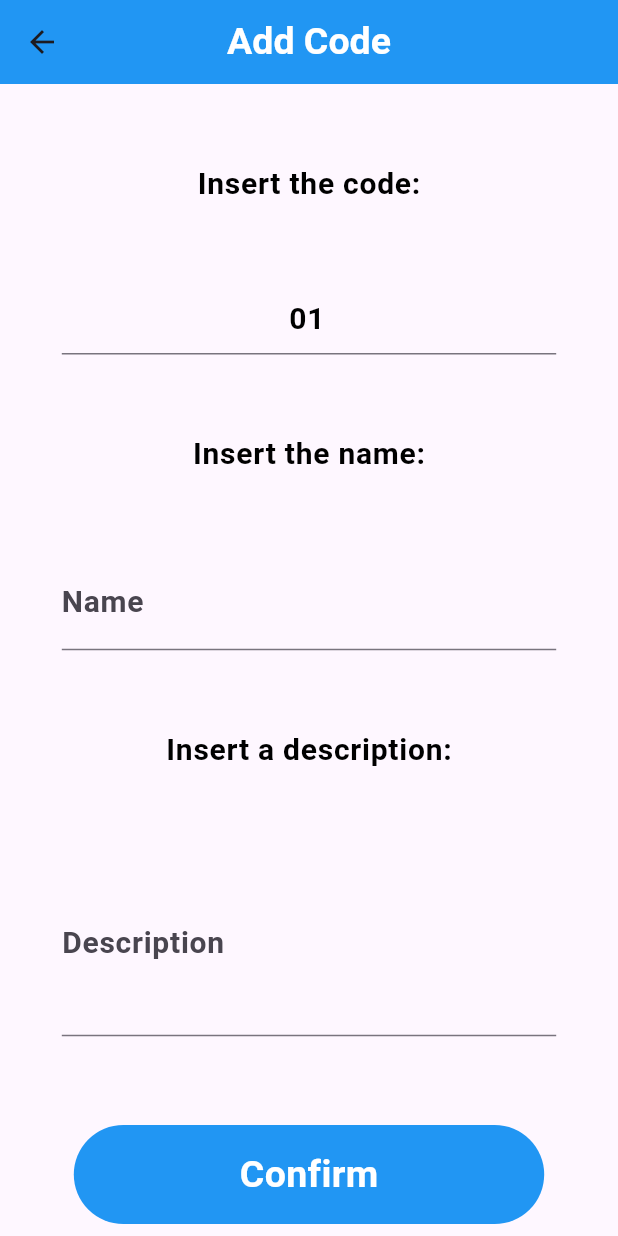
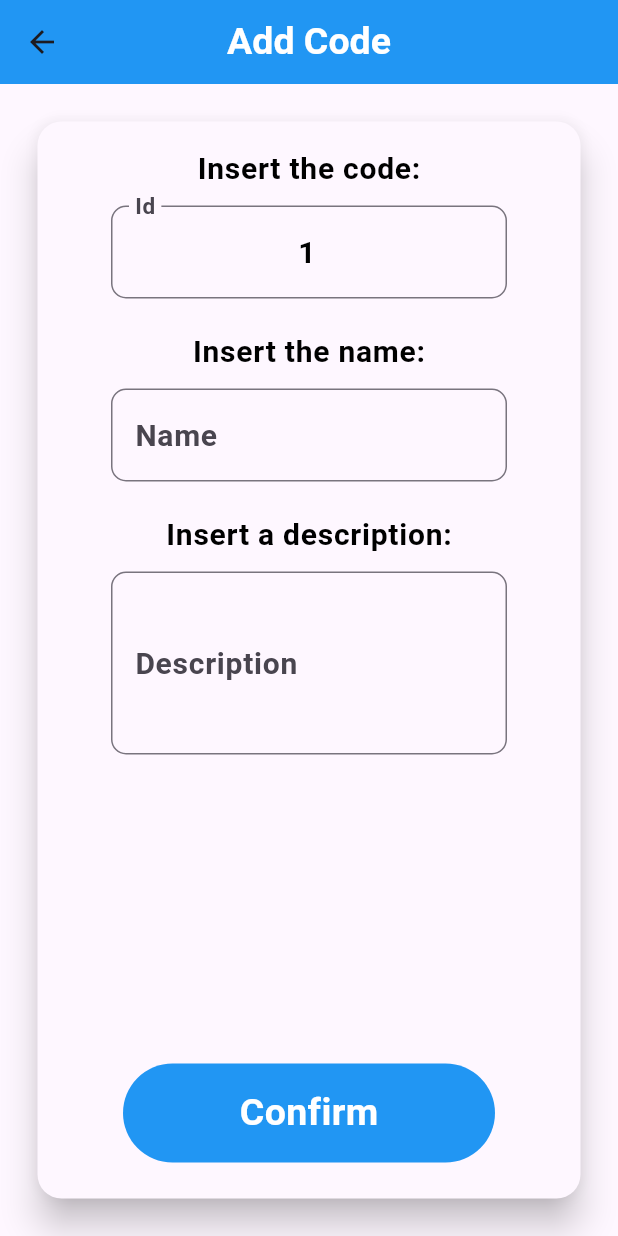
Before and after one commit to Mattia-Sacchi/CasaFruit-ScalesCodes, a Flutter app: the AddScreen screen opened directly, on a phone screen of 412 x 824 dp. Run offline on Flutter 3.47's test engine with Material 3 defaults, Android fonts, the phone set to English and light mode, and no system bars; our stand-ins replace sqflite; accounts and stored records are empty; network calls fail.

```diff
--- a/lib/screens/add_screen.dart
+++ b/lib/screens/add_screen.dart
@@ -61,6 +61,8 @@ class _AddScreenState extends State<AddScreen> {
     }
   }
 
+  final double _spaceBetween = 10;
+
   @override
   Widget build(BuildContext context) {
     return Scaffold(
@@ -73,33 +75,42 @@ class _AddScreenState extends State<AddScreen> {
         centerTitle: true,
       ),
       body: Center(
+        child: Padding(
+          padding: const EdgeInsets.all(25.0),
           child: Form(
             key: _formKey,
+            child: Material(
+              elevation: 10,
+              borderRadius: BorderRadius.all(Radius.circular(16)),
+              child: Padding(
+                padding: const EdgeInsets.all(16.0),
                 child: Column(
-            mainAxisAlignment: MainAxisAlignment.spaceBetween,
+                  mainAxisAlignment: MainAxisAlignment.start,
                   children: <Widget>[
-              const Flexible(
-                flex: 1,
-                child: SizedBox.shrink(),
-              ),
                     Text("Insert the code:",
                         style: Theme.of(context)
                             .textTheme
                             .bodyLarge!
                             .apply(color: Colors.black)),
+                    SizedBox(height: _spaceBetween,),
                     IdSpinBox(controller: idController),
+                    SizedBox(height: _spaceBetween*2,),
                     Text("Insert the name:",
                         style: Theme.of(context)
                             .textTheme
                             .bodyLarge!
                             .apply(color: Colors.black)),
+                    SizedBox(height: _spaceBetween,),
                     NameTextField(controller: nameController),
+                    SizedBox(height: _spaceBetween*2,),
                     Text("Insert a description:",
                         style: Theme.of(context)
                             .textTheme
                             .bodyLarge!
                             .apply(color: Colors.black)),
+                    SizedBox(height: _spaceBetween,),
                     DescriptionTextField(controller: descriptionController),
+                    const Flexible(flex: 1,child: SizedBox.expand(),),
                     DefaultMaterialButton(
                       text: "Confirm",
                       fcn: confirmPressed,
@@ -108,6 +119,9 @@ class _AddScreenState extends State<AddScreen> {
                   ],
                 ),
               ),
+            ),
+          ),
+        ),
       ), // This trailing comma makes auto-formatting nicer for build methods.
     );
   }
--- a/lib/widgets/default_material_button.dart
+++ b/lib/widgets/default_material_button.dart
@@ -1,6 +1,6 @@
 import 'package:flutter/material.dart';
 
-class DefaultMaterialButton extends StatefulWidget {
+class DefaultMaterialButton extends StatelessWidget {
   const DefaultMaterialButton(
       {super.key, required this.text, required this.fcn, this.icon});
 
@@ -9,16 +9,11 @@ class DefaultMaterialButton extends StatefulWidget {
   final IconData? icon;
 
   @override
-  State<DefaultMaterialButton> createState() => _DefaultMaterialButtonState();
-}
-
-class _DefaultMaterialButtonState extends State<DefaultMaterialButton> {
-  @override
   Widget build(BuildContext context) {
     return FractionallySizedBox(
       widthFactor: 0.8,
       child: IconButton(
-        onPressed: widget.fcn,
+        onPressed: fcn,
         highlightColor: Colors.blueAccent,
         icon: Container(
             padding: const EdgeInsets.symmetric(horizontal: 20, vertical: 15),
@@ -27,24 +22,24 @@ class _DefaultMaterialButtonState extends State<DefaultMaterialButton> {
               borderRadius: BorderRadius.circular(35),
             ),
             child: Row(
-              mainAxisAlignment: widget.icon != null
+              mainAxisAlignment: icon != null
                   ? MainAxisAlignment.start
                   : MainAxisAlignment.center,
               children: [
-                widget.icon != null
+                icon != null
                     ? Icon(
-                        widget.icon!,
-                        color: Colors.white,
-                      )
+                  icon!,
+                  color: Colors.white,
+                )
                     : const SizedBox.shrink(),
-                widget.icon != null
+                icon != null
                     ? const SizedBox(
-                        width: 10,
-                      )
+                  width: 10,
+                )
                     : const SizedBox.shrink(),
                 Text(
                   textAlign: TextAlign.center,
-                  widget.text,
+                  text,
                   style: const TextStyle(
                       color: Colors.white,
                       fontSize: 25,
--- a/lib/widgets/description_text_field.dart
+++ b/lib/widgets/description_text_field.dart
@@ -25,7 +25,10 @@ class _DescriptionTextFieldState extends State<DescriptionTextField> {
       widthFactor: 0.8,
       child: TextField(
         controller: widget.controller,
-        decoration: const InputDecoration(labelText: "Description"),
+        decoration: InputDecoration(
+            label: const Text("Description"),
+            border: OutlineInputBorder(
+                borderRadius: BorderRadius.circular(10))),
         textAlign: TextAlign.left,
         style: Theme.of(context).textTheme.bodyLarge!.apply(
               color: Colors.black,
--- a/lib/widgets/id_spin_box.dart
+++ b/lib/widgets/id_spin_box.dart
@@ -15,7 +15,7 @@ class _IdSpinBoxState extends State<IdSpinBox>
 {
   @override
   void initState() {
-    widget.controller.text = "01";
+    widget.controller.text = "1";
     super.initState();
 
   }
@@ -24,6 +24,10 @@ class _IdSpinBoxState extends State<IdSpinBox>
   Widget build(BuildContext context) {
     return FractionallySizedBox(widthFactor: 0.8,child:
       TextFormField(controller: widget.controller,
+        decoration: InputDecoration(
+            label: const Text("Id"),
+            border: OutlineInputBorder(
+                borderRadius: BorderRadius.circular(10))),
         validator: (value)
         {
 
--- a/lib/widgets/name_text_field.dart
+++ b/lib/widgets/name_text_field.dart
@@ -23,6 +23,10 @@ class _NameTextFieldState extends State<NameTextField>
   Widget build(BuildContext context) {
     return FractionallySizedBox(widthFactor: 0.8,child:
     TextFormField(
+      decoration: InputDecoration(
+          label: const Text("Name"),
+          border: OutlineInputBorder(
+              borderRadius: BorderRadius.circular(10))),
       validator: (value)
       {
         if (value == null || value.isEmpty) {
@@ -35,7 +39,6 @@ class _NameTextFieldState extends State<NameTextField>
         return null;
       },
       controller: widget.controller,
-      decoration: const InputDecoration(labelText: "Name"),
       textAlign: TextAlign.center,
       style: Theme.of(context).textTheme.bodyLarge!.apply(color: Colors.black,),
     ),);
--- a/pubspec.yaml
+++ b/pubspec.yaml
@@ -38,6 +38,7 @@ dependencies:
   sqflite: ^2.4.1
 
   path: any
+  url_launcher: ^6.3.1
 dev_dependencies:
   flutter_test:
     sdk: flutter
```
Also changed, not shown: lib/main.dart (+106 -24 lines), lib/screens/settings_screen.dart (deleted, +0 -39 lines), pubspec.lock. Lines whose indentation alone changed are shown as unchanged.
